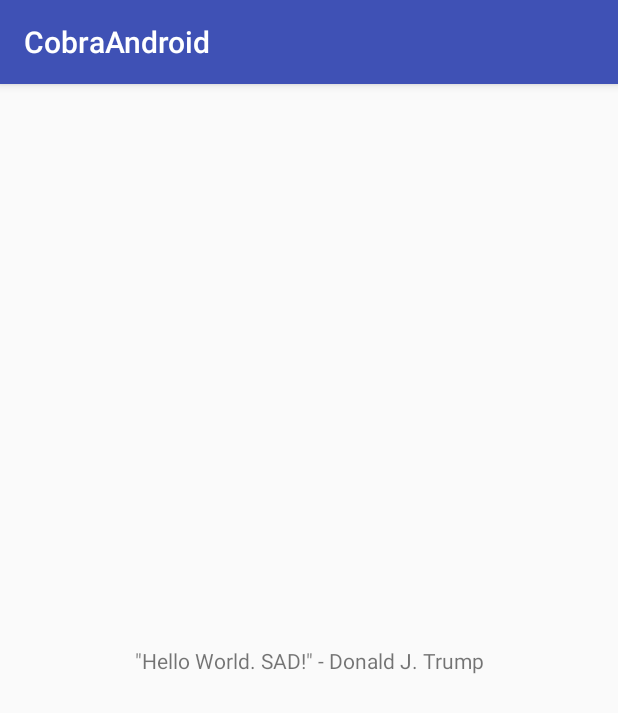
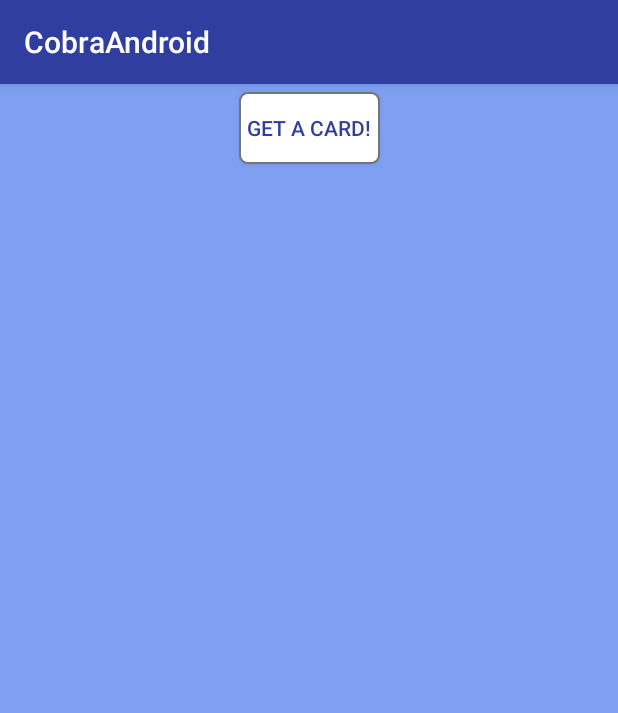
Before and after one commit to techotron/granite-cobra, an Android app: the screen it shows after launch (MainActivity), on a phone screen of 412 x 824 dp. Shown: the top 713 px of the screen. Run offline under Robolectric (Android 15) with nearby library versions, the phone set to English and light mode, and no system bars.

Commit message:
Add 'Get A Card' button to interface

```diff
--- /dev/null
+++ b/CobraAndroid/app/src/main/java/granite_cobra/cobraandroid/Card.java
@@ -0,0 +1,6 @@
+package granite_cobra.cobraandroid;
+
+public class Card {
+
+    public String Quote = "Despite the constant negative press covfefe";
+}
--- a/CobraAndroid/app/src/main/java/granite_cobra/cobraandroid/MainActivity.java
+++ b/CobraAndroid/app/src/main/java/granite_cobra/cobraandroid/MainActivity.java
@@ -10,4 +10,8 @@ public class MainActivity extends AppCompatActivity {
         super.onCreate(savedInstanceState);
         setContentView(R.layout.activity_main);
     }
+
+    private Card getCard(){
+        return new Card();
+    }
 }
--- /dev/null
+++ b/CobraAndroid/app/src/main/res/drawable/back.xml
@@ -0,0 +1,12 @@
+<?xml version="1.0" encoding="utf-8"?>
+<shape xmlns:android="http://schemas.android.com/apk/res/android">
+    <solid android:color="@android:color/background_light" />
+    <corners
+        android:bottomRightRadius="5dp"
+        android:bottomLeftRadius="5dp"
+        android:topLeftRadius="5dp"
+        android:topRightRadius="5dp" />
+    <stroke
+        android:color="@color/material_grey_600"
+        android:width="1dp" />
+</shape>
--- a/CobraAndroid/app/src/main/res/layout/activity_main.xml
+++ b/CobraAndroid/app/src/main/res/layout/activity_main.xml
@@ -4,13 +4,20 @@
     xmlns:tools="http://schemas.android.com/tools"
     android:layout_width="match_parent"
     android:layout_height="match_parent"
+    android:background="@color/colorPrimary"
+    android:backgroundTint="@color/colorPrimaryDark"
     tools:context="granite_cobra.cobraandroid.MainActivity">
 
-    <TextView
+    <Button
+        android:id="@+id/button"
         android:layout_width="wrap_content"
         android:layout_height="wrap_content"
-        android:text='"Hello World. SAD!" - Donald J. Trump'
-        app:layout_constraintBottom_toBottomOf="parent"
+        android:layout_margin="5dp"
+        android:layout_marginTop="16dp"
+        android:background="@drawable/back"
+        android:padding="5dp"
+        android:text="Get a Card!"
+        android:textColor="@color/colorPrimary"
         app:layout_constraintLeft_toLeftOf="parent"
         app:layout_constraintRight_toRightOf="parent"
         app:layout_constraintTop_toTopOf="parent" />
--- a/CobraAndroid/app/src/main/res/values/colors.xml
+++ b/CobraAndroid/app/src/main/res/values/colors.xml
@@ -1,6 +1,6 @@
 <?xml version="1.0" encoding="utf-8"?>
 <resources>
-    <color name="colorPrimary">#3F51B5</color>
-    <color name="colorPrimaryDark">#303F9F</color>
+    <color name="colorPrimary">#303f9f</color>
+    <color name="colorPrimaryDark">#7e9ff2</color>
     <color name="colorAccent">#FF4081</color>
 </resources>
```
